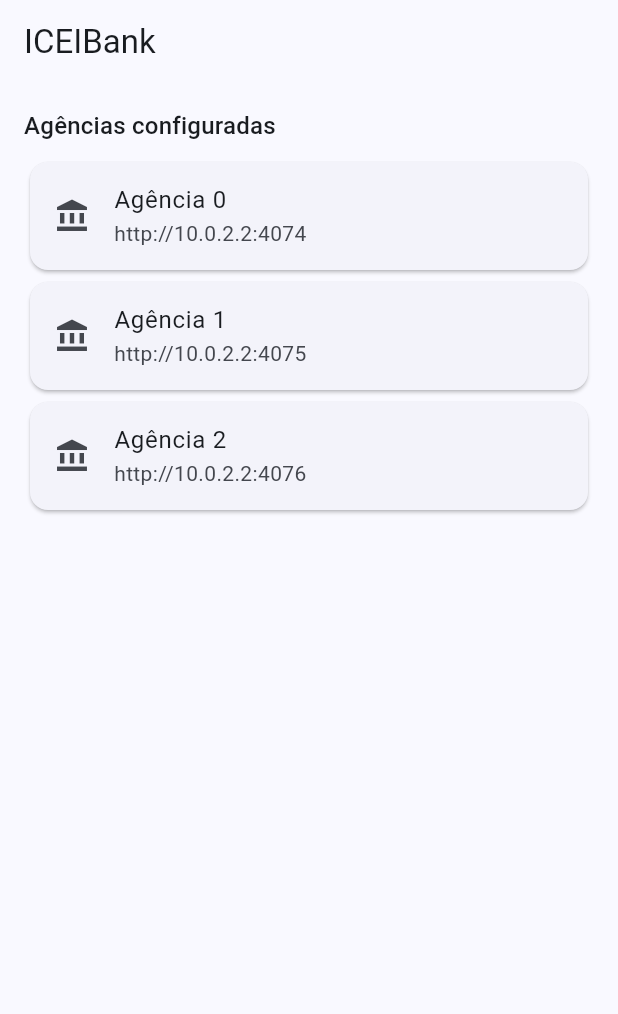
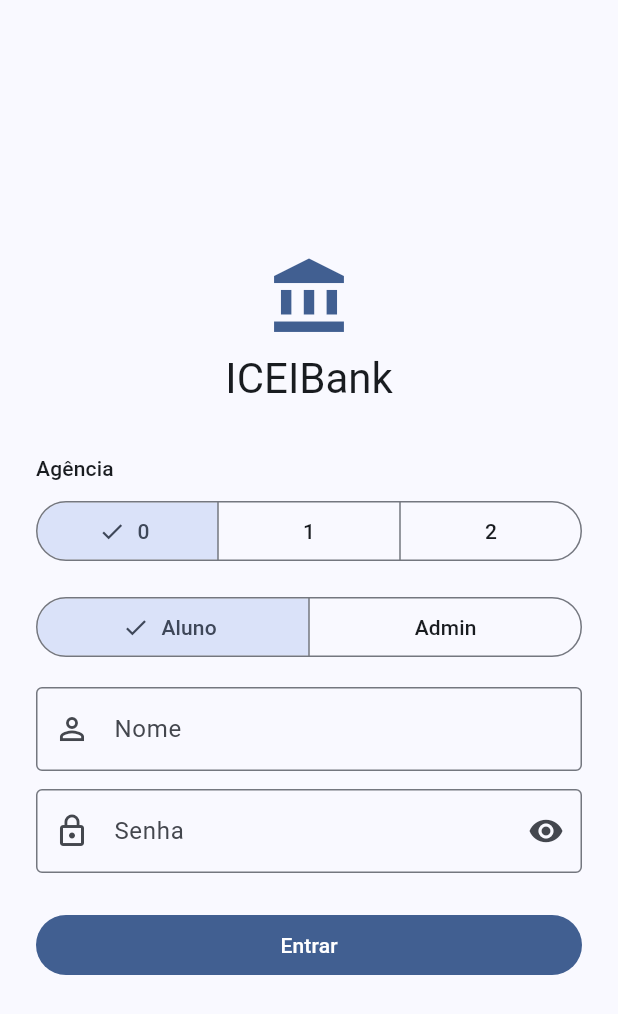
Before and after one commit to eduardavieira-study/ICEIBank, a Flutter app: the screen it shows after launch, on a phone screen of 412 x 824 dp. Shown: the top 1014 px of the screen. Run offline on Flutter 3.47's test engine with Material 3 defaults, Android fonts, the phone set to English and light mode, and no system bars; our stand-ins replace shared_preferences.

Commit message:
feat(mobile): implementa login de aluno e administrador com criacao de contas

```diff
--- a/app_mobile/lib/main.dart
+++ b/app_mobile/lib/main.dart
@@ -1,15 +1,74 @@
 import 'package:flutter/material.dart';
-import 'config/agencias.dart';
+
+import 'models/sessao.dart';
+import 'screens/admin_screen.dart';
+import 'screens/home_screen.dart';
+import 'screens/login_screen.dart';
+import 'services/auth_service.dart';
+import 'services/contas_service.dart';
 
 void main() {
   runApp(const IceiBankApp());
 }
 
-class IceiBankApp extends StatelessWidget {
-  const IceiBankApp({super.key});
+class IceiBankApp extends StatefulWidget {
+  final SessaoStorage? storage;
+  final AuthService? auth;
+  final ContasService? contas;
+
+  const IceiBankApp({super.key, this.storage, this.auth, this.contas});
+
+  @override
+  State<IceiBankApp> createState() => _IceiBankAppState();
+}
+
+class _IceiBankAppState extends State<IceiBankApp> {
+  late final SessaoStorage _storage = widget.storage ?? SessaoStorage();
+  late final AuthService _auth = widget.auth ?? AuthService();
+  late final ContasService _contas = widget.contas ?? ContasService();
+
+  // null = ainda lendo o armazenamento local; carregado = decidido.
+  bool _carregado = false;
+  Sessao? _sessao;
+
+  @override
+  void initState() {
+    super.initState();
+    _restaurarSessao();
+  }
+
+  Future<void> _restaurarSessao() async {
+    final sessao = await _storage.carregar();
+    if (!mounted) return;
+    setState(() {
+      _sessao = sessao;
+      _carregado = true;
+    });
+  }
+
+  Future<void> _aoLogar(Sessao sessao) async {
+    await _storage.salvar(sessao);
+    setState(() => _sessao = sessao);
+  }
+
+  Future<void> _aoSair() async {
+    await _storage.limpar();
+    setState(() => _sessao = null);
+  }
 
   @override
   Widget build(BuildContext context) {
+    final Widget tela;
+    if (!_carregado) {
+      tela = const Scaffold(body: Center(child: CircularProgressIndicator()));
+    } else if (_sessao == null) {
+      tela = LoginScreen(auth: _auth, aoLogar: _aoLogar);
+    } else if (_sessao!.ehAdmin) {
+      tela = AdminScreen(sessao: _sessao!, contas: _contas, aoSair: _aoSair);
+    } else {
+      tela = HomeScreen(sessao: _sessao!, aoSair: _aoSair);
+    }
+
     return MaterialApp(
       title: 'ICEIBank',
       debugShowCheckedModeBanner: false,
@@ -17,36 +76,7 @@ class IceiBankApp extends StatelessWidget {
         colorScheme: ColorScheme.fromSeed(seedColor: const Color(0xFF1E5AA8)),
         useMaterial3: true,
       ),
-      home: const TelaInicial(),
+      home: tela,
     );
   }
 }
-
-// Tela provisória: confirma que o app roda e enxerga a configuração das
-// agências. Será substituída pela tela de login nos próximos passos.
-class TelaInicial extends StatelessWidget {
-  const TelaInicial({super.key});
-
-  @override
-  Widget build(BuildContext context) {
-    return Scaffold(
-      appBar: AppBar(title: const Text('ICEIBank')),
-      body: ListView(
-        padding: const EdgeInsets.all(16),
-        children: [
-          Text('Agências configuradas',
-              style: Theme.of(context).textTheme.titleMedium),
-          const SizedBox(height: 8),
-          for (final a in agencias)
-            Card(
-              child: ListTile(
-                leading: const Icon(Icons.account_balance),
-                title: Text(a.nome),
-                subtitle: Text(a.url),
-              ),
-            ),
-        ],
-      ),
-    );
-  }
-}
--- /dev/null
+++ b/app_mobile/lib/screens/login_screen.dart
@@ -0,0 +1,184 @@
+import 'package:flutter/material.dart';
+
+import '../config/agencias.dart';
+import '../models/sessao.dart';
+import '../services/api_client.dart';
+import '../services/auth_service.dart';
+
+class LoginScreen extends StatefulWidget {
+  final AuthService auth;
+  final void Function(Sessao) aoLogar;
+
+  const LoginScreen({super.key, required this.auth, required this.aoLogar});
+
+  @override
+  State<LoginScreen> createState() => _LoginScreenState();
+}
+
+class _LoginScreenState extends State<LoginScreen> {
+  final _formKey = GlobalKey<FormState>();
+  final _nomeCtrl = TextEditingController();
+  final _senhaCtrl = TextEditingController();
+
+  int _agenciaId = 0;
+  bool _admin = false;
+  bool _senhaVisivel = false;
+  bool _carregando = false;
+  String? _erro;
+
+  @override
+  void dispose() {
+    _nomeCtrl.dispose();
+    _senhaCtrl.dispose();
+    super.dispose();
+  }
+
+  Future<void> _entrar() async {
+    if (!_formKey.currentState!.validate()) return;
+    setState(() {
+      _carregando = true;
+      _erro = null;
+    });
+    try {
+      final agencia = agencias[_agenciaId];
+      final sessao = _admin
+          ? await widget.auth.loginAdmin(agencia, _nomeCtrl.text, _senhaCtrl.text)
+          : await widget.auth.loginAluno(agencia, _nomeCtrl.text, _senhaCtrl.text);
+      widget.aoLogar(sessao);
+    } on ApiException catch (e) {
+      if (mounted) setState(() => _erro = e.mensagem);
+    } finally {
+      if (mounted) setState(() => _carregando = false);
+    }
+  }
+
+  @override
+  Widget build(BuildContext context) {
+    final tema = Theme.of(context);
+    return Scaffold(
+      body: SafeArea(
+        child: Center(
+          child: SingleChildScrollView(
+            padding: const EdgeInsets.all(24),
+            child: ConstrainedBox(
+              constraints: const BoxConstraints(maxWidth: 400),
+              child: Form(
+                key: _formKey,
+                child: Column(
+                  mainAxisSize: MainAxisSize.min,
+                  crossAxisAlignment: CrossAxisAlignment.stretch,
+                  children: [
+                    Icon(Icons.account_balance, size: 56, color: tema.colorScheme.primary),
+                    const SizedBox(height: 8),
+                    Text('ICEIBank',
+                        textAlign: TextAlign.center,
+                        style: tema.textTheme.headlineMedium),
+                    const SizedBox(height: 32),
+                    Text('Agência', style: tema.textTheme.labelLarge),
+                    const SizedBox(height: 8),
+                    SegmentedButton<int>(
+                      segments: [
+                        for (final a in agencias)
+                          ButtonSegment(value: a.id, label: Text('${a.id}')),
+                      ],
+                      selected: {_agenciaId},
+                      onSelectionChanged: _carregando
+                          ? null
+                          : (s) => setState(() => _agenciaId = s.first),
+                    ),
+                    const SizedBox(height: 16),
+                    SegmentedButton<bool>(
+                      segments: const [
+                        ButtonSegment(value: false, label: Text('Aluno')),
+                        ButtonSegment(value: true, label: Text('Admin')),
+                      ],
+                      selected: {_admin},
+                      onSelectionChanged: _carregando
+                          ? null
+                          : (s) => setState(() {
+                                _admin = s.first;
+                                _erro = null;
+                              }),
+                    ),
+                    const SizedBox(height: 16),
+                    TextFormField(
+                      key: const Key('campo-nome'),
+                      controller: _nomeCtrl,
+                      enabled: !_carregando,
+                      textInputAction: TextInputAction.next,
+                      decoration: InputDecoration(
+                        labelText: _admin ? 'Usuário' : 'Nome',
+                        prefixIcon: const Icon(Icons.person_outline),
+                        border: const OutlineInputBorder(),
+                      ),
+                      validator: (v) => (v == null || v.trim().isEmpty)
+                          ? (_admin ? 'Informe o usuário.' : 'Informe o nome.')
+                          : null,
+                    ),
+                    const SizedBox(height: 12),
+                    TextFormField(
+                      key: const Key('campo-senha'),
+                      controller: _senhaCtrl,
+                      enabled: !_carregando,
+                      obscureText: !_senhaVisivel,
+                      onFieldSubmitted: (_) => _entrar(),
+                      decoration: InputDecoration(
+                        labelText: 'Senha',
+                        prefixIcon: const Icon(Icons.lock_outline),
+                        border: const OutlineInputBorder(),
+                        suffixIcon: IconButton(
+                          tooltip: _senhaVisivel ? 'Ocultar senha' : 'Mostrar senha',
+                          icon: Icon(_senhaVisivel
+                              ? Icons.visibility_off
+                              : Icons.visibility),
+                          onPressed: () =>
+                              setState(() => _senhaVisivel = !_senhaVisivel),
+                        ),
+                      ),
+                      validator: (v) =>
+                          (v == null || v.isEmpty) ? 'Informe a senha.' : null,
+                    ),
+                    if (_erro != null) ...[
+                      const SizedBox(height: 16),
+                      Container(
+                        key: const Key('mensagem-erro'),
+                        padding: const EdgeInsets.all(12),
+                        decoration: BoxDecoration(
+                          color: tema.colorScheme.errorContainer,
+                          borderRadius: BorderRadius.circular(8),
+                        ),
+                        child: Row(
+                          children: [
+                            Icon(Icons.error_outline,
+                                color: tema.colorScheme.onErrorContainer),
+                            const SizedBox(width: 8),
+                            Expanded(
+                              child: Text(_erro!,
+                                  style: TextStyle(
+                                      color: tema.colorScheme.onErrorContainer)),
+                            ),
+                          ],
+                        ),
+                      ),
+                    ],
+                    const SizedBox(height: 24),
+                    FilledButton(
+                      onPressed: _carregando ? null : _entrar,
+                      child: _carregando
+                          ? const SizedBox(
+                              height: 20,
+                              width: 20,
+                              child: CircularProgressIndicator(strokeWidth: 2),
+                            )
+                          : const Text('Entrar'),
+                    ),
+                  ],
+                ),
+              ),
+            ),
+          ),
+        ),
+      ),
+    );
+  }
+}
--- /dev/null
+++ b/app_mobile/lib/services/auth_service.dart
@@ -0,0 +1,28 @@
+import '../config/agencias.dart';
+import '../models/sessao.dart';
+import 'api_client.dart';
+
+// Faz o login na agência escolhida. Cada agência guarda as suas próprias
+// contas, então o login (e o token) valem só para ela.
+class AuthService {
+  final ApiClient Function(Agencia) _criarCliente;
+
+  AuthService({ApiClient Function(Agencia)? criarCliente})
+      : _criarCliente = criarCliente ?? ((a) => ApiClient(a.url));
+
+  Future<Sessao> loginAluno(Agencia agencia, String nomeAluno, String senha) =>
+      _login(agencia, {'nomeAluno': nomeAluno.trim(), 'senha': senha});
+
+  Future<Sessao> loginAdmin(Agencia agencia, String usuario, String senha) =>
+      _login(agencia, {'usuario': usuario.trim(), 'senha': senha});
+
+  Future<Sessao> _login(Agencia agencia, Map<String, dynamic> credenciais) async {
+    final api = _criarCliente(agencia);
+    try {
+      final json = await api.post('/auth/login', credenciais);
+      return Sessao.deLogin(json, agencia.id);
+    } finally {
+      api.close();
+    }
+  }
+}
--- /dev/null
+++ b/app_mobile/lib/services/contas_service.dart
@@ -0,0 +1,32 @@
+import '../config/agencias.dart';
+import '../models/sessao.dart';
+import 'api_client.dart';
+
+// Operações de conta na agência em que a pessoa está autenticada.
+class ContasService {
+  final ApiClient Function(Agencia, String token) _criarCliente;
+
+  ContasService({ApiClient Function(Agencia, String token)? criarCliente})
+      : _criarCliente = criarCliente ?? ((a, t) => ApiClient(a.url, token: t));
+
+  // Só o administrador pode criar contas (a API responde 403 aos demais).
+  Future<Map<String, dynamic>> criarConta(
+    Sessao sessao, {
+    required int id,
+    required String nomeAluno,
+    required String senha,
+    required double saldoInicial,
+  }) async {
+    final api = _criarCliente(agencias[sessao.agenciaId], sessao.token);
+    try {
+      return await api.post('/contas', {
+        'id': id,
+        'nomeAluno': nomeAluno.trim(),
+        'senha': senha,
+        'saldoInicial': saldoInicial,
+      });
+    } finally {
+      api.close();
+    }
+  }
+}
```
Also changed, not shown: app_mobile/lib/screens/admin_screen.dart (added, +198 -0 lines), app_mobile/lib/screens/home_screen.dart (added, +40 -0 lines), 2 other files.
